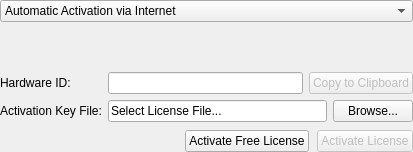
networkoptix/nx_open, file client/src/ui/widgets/settings/license_widget.ui: the form before one commit.
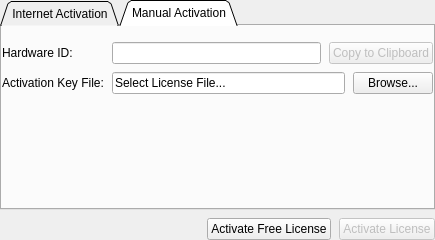
The form after the commit. The open tabs and pages were chosen to show the change. Custom widgets are drawn as their Qt base class.

Commit message:
Use tabs in license widget instead of combo box.
<==== Mercurial data ====>
Branch: new_style

What changed in the file:
```diff
--- a/client/src/ui/widgets/settings/license_widget.ui
+++ b/client/src/ui/widgets/settings/license_widget.ui
@@ -6,8 +6,8 @@
    <rect>
     <x>0</x>
     <y>0</y>
-    <width>413</width>
-    <height>152</height>
+    <width>435</width>
+    <height>240</height>
    </rect>
   </property>
   <layout class="QVBoxLayout" name="verticalLayout">
@@ -27,40 +27,32 @@
     <number>0</number>
    </property>
    <item>
-    <widget class="QComboBox" name="activationTypeComboBox">
-     <property name="currentIndex">
-      <number>0</number>
+    <widget class="QTabWidget" name="tabWidget">
+     <property name="tabShape">
+      <enum>QTabWidget::Triangular</enum>
      </property>
-     <item>
-      <property name="text">
-       <string>Automatic Activation via Internet</string>
-      </property>
-     </item>
-     <item>
-      <property name="text">
-       <string>Manual Activation</string>
-      </property>
-     </item>
-    </widget>
-   </item>
-   <item>
-    <widget class="QStackedWidget" name="stackedWidget">
      <property name="currentIndex">
       <number>0</number>
      </property>
      <widget class="QWidget" name="onlinePage">
-      <layout class="QVBoxLayout" name="verticalLayout_3">
+      <attribute name="title">
+       <string>Internet Activation</string>
+      </attribute>
+      <layout class="QVBoxLayout" name="verticalLayout_2">
+       <property name="spacing">
+        <number>8</number>
+       </property>
        <property name="leftMargin">
         <number>0</number>
        </property>
        <property name="topMargin">
-        <number>0</number>
+        <number>16</number>
        </property>
        <property name="rightMargin">
         <number>0</number>
        </property>
        <property name="bottomMargin">
-        <number>0</number>
+        <number>16</number>
        </property>
        <item>
         <layout class="QHBoxLayout" name="horizontalLayout_4">
@@ -110,8 +102,8 @@
          </property>
          <property name="sizeHint" stdset="0">
           <size>
-           <width>20</width>
-           <height>20</height>
+           <width>410</width>
+           <height>105</height>
           </size>
          </property>
         </spacer>
@@ -119,22 +111,25 @@
       </layout>
      </widget>
      <widget class="QWidget" name="manualPage">
-      <layout class="QVBoxLayout" name="verticalLayout_2">
+      <attribute name="title">
+       <string>Manual Activation</string>
+      </attribute>
+      <layout class="QVBoxLayout" name="verticalLayout_3">
+       <property name="spacing">
+        <number>8</number>
+       </property>
        <property name="leftMargin">
         <number>0</number>
        </property>
        <property name="topMargin">
-        <number>0</number>
+        <number>16</number>
        </property>
        <property name="rightMargin">
         <number>0</number>
        </property>
        <property name="bottomMargin">
-        <number>0</number>
+        <number>16</number>
        </property>
-       <item>
-        <widget class="QnWordWrappedLabel" name="manualActivationTextWidget" native="true"/>
-       </item>
        <item>
         <layout class="QFormLayout" name="formLayout">
          <property name="fieldGrowthPolicy">
@@ -207,6 +202,9 @@
          </item>
         </layout>
        </item>
+       <item>
+        <widget class="QnWordWrappedLabel" name="manualActivationTextWidget" native="true"/>
+       </item>
       </layout>
      </widget>
     </widget>
```
Left out of the diff: 3 changed lines with no effect on the pictures. The commit also changes 2 other files.
